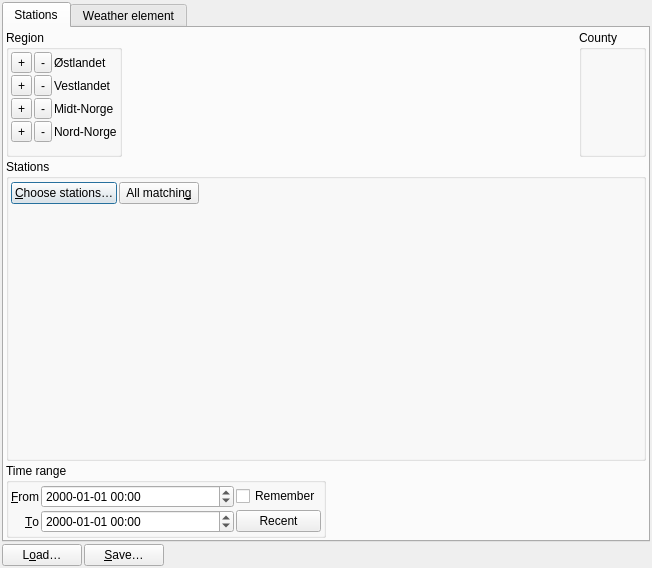
First picture: the form in src/listdialog.ui, repository metno/kvhqc, before the edit.
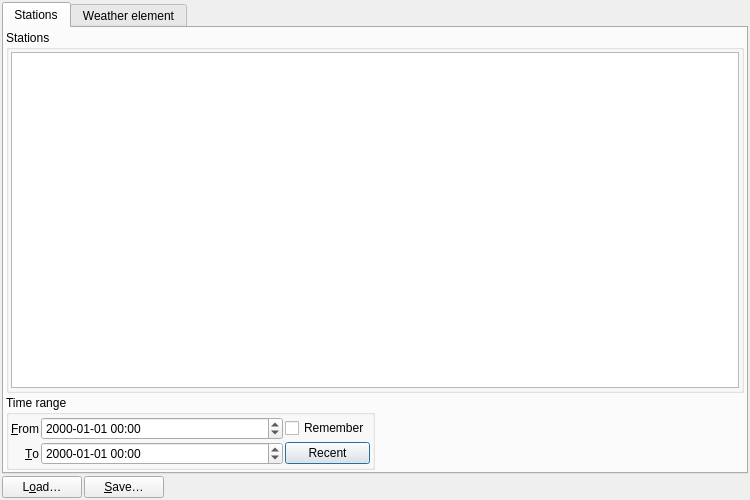
Second picture: the form after the edit. Icons and pictures are not drawn. Custom widgets are drawn as their Qt base class.

Commit message: station selection via tree region > county > station

What changed in the file:
```diff
--- a/src/listdialog.ui
+++ b/src/listdialog.ui
@@ -6,8 +6,8 @@
    <rect>
     <x>0</x>
     <y>0</y>
-    <width>652</width>
-    <height>568</height>
+    <width>750</width>
+    <height>500</height>
    </rect>
   </property>
   <property name="windowTitle">
@@ -29,7 +29,7 @@
       <attribute name="title">
        <string>Stations</string>
       </attribute>
-      <layout class="QVBoxLayout" name="verticalLayout_3" stretch="0,1,0">
+      <layout class="QVBoxLayout" name="verticalLayout_3" stretch="1,0">
        <property name="spacing">
         <number>2</number>
        </property>
@@ -39,248 +39,6 @@
        <property name="margin">
         <number>2</number>
        </property>
-       <item>
-        <layout class="QHBoxLayout" name="horizontalLayout_2" stretch="0,1,0">
-         <property name="spacing">
-          <number>2</number>
-         </property>
-         <property name="sizeConstraint">
-          <enum>QLayout::SetMinimumSize</enum>
-         </property>
-         <item>
-          <widget class="QGroupBox" name="stRegion">
-           <property name="sizePolicy">
-            <sizepolicy hsizetype="Minimum" vsizetype="Preferred">
-             <horstretch>0</horstretch>
-             <verstretch>0</verstretch>
-            </sizepolicy>
-           </property>
-           <property name="title">
-            <string>Region</string>
-           </property>
-           <layout class="QGridLayout" name="gridLayout" columnstretch="0,0,1">
-            <property name="sizeConstraint">
-             <enum>QLayout::SetMinimumSize</enum>
-            </property>
-            <property name="margin">
-             <number>2</number>
-            </property>
-            <property name="spacing">
-             <number>2</number>
-            </property>
-            <item row="0" column="0">
-             <widget class="QToolButton" name="regionEastAdd">
-              <property name="toolTip">
-               <string>Select all counties in Østlandet</string>
-              </property>
-              <property name="text">
-               <string>+</string>
-              </property>
-              <property name="icon">
-               <iconset theme="add">
-                <normaloff/>
-               </iconset>
-              </property>
-             </widget>
-            </item>
-            <item row="0" column="1">
-             <widget class="QToolButton" name="regionEastRemove">
-              <property name="toolTip">
-               <string>Deselect all counties in Østlandet</string>
-              </property>
-              <property name="text">
-               <string>-</string>
-              </property>
-              <property name="icon">
-               <iconset theme="remove">
-                <normaloff/>
-               </iconset>
-              </property>
-             </widget>
-            </item>
-            <item row="0" column="2">
-             <widget class="QLabel" name="regionEastLabel">
-              <property name="text">
-               <string>Østlandet</string>
-              </property>
-             </widget>
-            </item>
-            <item row="1" column="0">
-             <widget class="QToolButton" name="regionWestAdd">
-              <property name="toolTip">
-               <string>Select all counties in Vestlandet</string>
-              </property>
-              <property name="text">
-               <string>+</string>
-              </property>
-              <property name="icon">
-               <iconset theme="add">
-                <normaloff/>
-               </iconset>
-              </property>
-             </widget>
-            </item>
-            <item row="1" column="1">
-             <widget class="QToolButton" name="regionWestRemove">
-              <property name="toolTip">
-               <string>Deselect all counties in Vestlandet</string>
-              </property>
-              <property name="text">
-               <string>-</string>
-              </property>
-              <property name="icon">
-               <iconset theme="remove">
-                <normaloff/>
-               </iconset>
-              </property>
-             </widget>
-            </item>
-            <item row="1" column="2">
-             <widget class="QLabel" name="regionWestLabel">
-              <property name="text">
-               <string>Vestlandet</string>
-              </property>
-             </widget>
-            </item>
-            <item row="2" column="0">
-             <widget class="QToolButton" name="regionMidAdd">
-              <property name="toolTip">
-               <string>Select all counties in Trøndelag</string>
-              </property>
-              <property name="text">
-               <string>+</string>
-              </property>
-              <property name="icon">
-               <iconset theme="add">
-                <normaloff/>
-               </iconset>
-              </property>
-             </widget>
-            </item>
-            <item row="2" column="1">
-             <widget class="QToolButton" name="regionMidRemove">
-              <property name="toolTip">
-               <string>Deselect all counties in Trøndelag</string>
-              </property>
-              <property name="text">
-               <string>-</string>
-              </property>
-              <property name="icon">
-               <iconset theme="remove">
-                <normaloff/>
-               </iconset>
-              </property>
-             </widget>
-            </item>
-            <item row="2" column="2">
-             <widget class="QLabel" name="regionMidLabel">
-              <property name="text">
-               <string>Midt-Norge</string>
-              </property>
-             </widget>
-            </item>
-            <item row="3" column="0">
-             <widget class="QToolButton" name="regionNorthAdd">
-              <property name="toolTip">
-               <string>Select all counties in Nord-Norge</string>
-              </property>
-              <property name="text">
-               <string>+</string>
-              </property>
-              <property name="icon">
-               <iconset theme="add">
-                <normaloff/>
-               </iconset>
-              </property>
-             </widget>
-            </item>
-            <item row="3" column="1">
-             <widget class="QToolButton" name="regionNorthRemove">
-              <property name="toolTip">
-               <string>Deselect all counties in Nord-Norge</string>
-              </property>
-              <property name="text">
-               <string>-</string>
-              </property>
-              <property name="icon">
-               <iconset theme="remove">
-                <normaloff/>
-               </iconset>
-              </property>
-             </widget>
-            </item>
-            <item row="3" column="2">
-             <widget class="QLabel" name="regionNorthLabel">
-              <property name="text">
-               <string>Nord-Norge</string>
-              </property>
-             </widget>
-            </item>
-            <item row="4" column="0">
-             <spacer name="verticalSpacer">
-              <property name="orientation">
-               <enum>Qt::Vertical</enum>
-              </property>
-              <property name="sizeHint" stdset="0">
-               <size>
-                <width>20</width>
-                <height>10</height>
-               </size>
-              </property>
-             </spacer>
-            </item>
-           </layout>
-          </widget>
-         </item>
-         <item>
-          <spacer name="horizontalSpacer_4">
-           <property name="orientation">
-            <enum>Qt::Horizontal</enum>
-           </property>
-           <property name="sizeHint" stdset="0">
-            <size>
-             <width>2</width>
-             <height>20</height>
-            </size>
-           </property>
-          </spacer>
-         </item>
-         <item>
-          <widget class="QGroupBox" name="stCounty">
-           <property name="sizePolicy">
-            <sizepolicy hsizetype="Preferred" vsizetype="MinimumExpanding">
-             <horstretch>0</horstretch>
-             <verstretch>0</verstretch>
-            </sizepolicy>
-           </property>
-           <property name="title">
-            <string>County</string>
-           </property>
-           <layout class="QGridLayout" name="gridLayout_3">
-            <property name="sizeConstraint">
-             <enum>QLayout::SetMinimumSize</enum>
-            </property>
-            <property name="margin">
-             <number>2</number>
-            </property>
-            <property name="spacing">
-             <number>2</number>
-            </property>
-            <item row="0" column="0">
-             <layout class="QGridLayout" name="statCountyLayout">
-              <property name="sizeConstraint">
-               <enum>QLayout::SetMinimumSize</enum>
-              </property>
-              <property name="spacing">
-               <number>2</number>
-              </property>
-             </layout>
-            </item>
-           </layout>
-          </widget>
-         </item>
-        </layout>
-       </item>
        <item>
         <widget class="QGroupBox" name="stationGroup">
          <property name="sizePolicy">
@@ -292,7 +50,7 @@
          <property name="title">
           <string>Stations</string>
          </property>
-         <layout class="QVBoxLayout" name="verticalLayout" stretch="0,1">
+         <layout class="QVBoxLayout" name="verticalLayout" stretch="0">
           <property name="spacing">
            <number>2</number>
           </property>
@@ -303,51 +61,7 @@
            <number>2</number>
           </property>
           <item>
-           <layout class="QHBoxLayout" name="horizontalLayout" stretch="0,0,1">
-            <property name="spacing">
-             <number>2</number>
-            </property>
-            <property name="sizeConstraint">
-             <enum>QLayout::SetMinimumSize</enum>
-            </property>
-            <item>
-             <widget class="QPushButton" name="stationSelect">
-              <property name="text">
-               <string>&amp;Choose stations…</string>
-              </property>
-             </widget>
-            </item>
-            <item>
-             <widget class="QPushButton" name="stationSelectAll">
-              <property name="text">
-               <string>All matchin&amp;g</string>
-              </property>
-             </widget>
-            </item>
-            <item>
-             <spacer name="horizontalSpacer_3">
-              <property name="orientation">
-               <enum>Qt::Horizontal</enum>
-              </property>
-              <property name="sizeHint" stdset="0">
-               <size>
-                <width>0</width>
-                <height>24</height>
-               </size>
-              </property>
-             </spacer>
-            </item>
-           </layout>
-          </item>
-          <item>
-           <widget class="Q3ListBox" name="stationNames">
-            <property name="sizePolicy">
-             <sizepolicy hsizetype="Expanding" vsizetype="MinimumExpanding">
-              <horstretch>0</horstretch>
-              <verstretch>0</verstretch>
-             </sizepolicy>
-            </property>
-           </widget>
+           <widget class="QTreeView" name="treeStations"/>
           </item>
          </layout>
         </widget>
@@ -741,17 +455,6 @@
   </layout>
  </widget>
  <customwidgets>
-  <customwidget>
-   <class>Q3Frame</class>
-   <extends>QFrame</extends>
-   <header>Qt3Support/Q3Frame</header>
-   <container>1</container>
-  </customwidget>
-  <customwidget>
-   <class>Q3ListBox</class>
-   <extends>Q3Frame</extends>
-   <header>q3listbox.h</header>
-  </customwidget>
   <customwidget>
    <class>HideApplyBox</class>
    <extends>QWidget</extends>
```
The commit also changes 12 other files.
